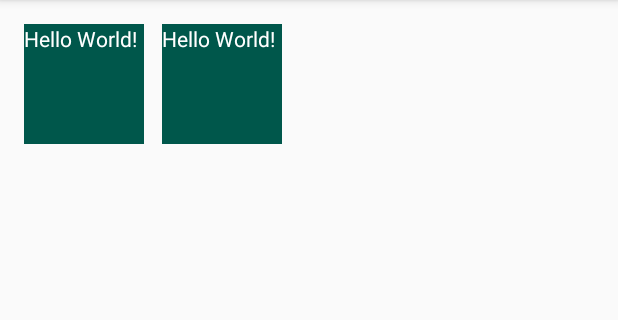
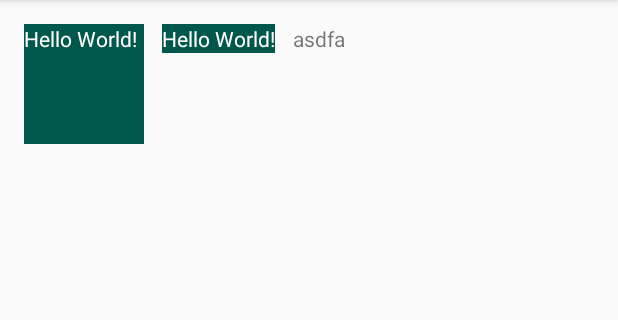
Before and after one commit to liulilei/TXKE-DEMO, an Android app: the screen it shows after launch (MainActivity), on a phone screen of 412 x 824 dp, the part 84-404 px from its top. Run offline under Robolectric (Android 15) with nearby library versions, the phone set to English and light mode, and no system bars.

Commit message:
约束布局

```diff
--- a/app/src/main/res/layout/activity_main.xml
+++ b/app/src/main/res/layout/activity_main.xml
@@ -20,8 +20,9 @@
             app:layout_constraintTop_toTopOf="parent"/>
 
     <TextView
-            android:layout_width="80dp"
-            android:layout_height="80dp"
+            android:id="@+id/textView2"
+            android:layout_width="wrap_content"
+            android:layout_height="wrap_content"
             android:text="Hello World!"
             android:background="@color/colorPrimaryDark"
             android:textColor="@android:color/white"
@@ -29,4 +30,13 @@
             app:layout_constraintStart_toEndOf="@+id/textView1"
             app:layout_constraintTop_toTopOf="@+id/textView1"/>
 
+    <TextView
+            android:layout_width="wrap_content"
+            android:layout_height="wrap_content"
+            android:layout_marginStart="12dp"
+            app:layout_constraintTop_toTopOf="@id/textView1"
+            app:layout_goneMarginStart="12dp"
+            app:layout_constraintStart_toEndOf="@id/textView2"
+            android:text="asdfa"/>
+
 </androidx.constraintlayout.widget.ConstraintLayout>
```
